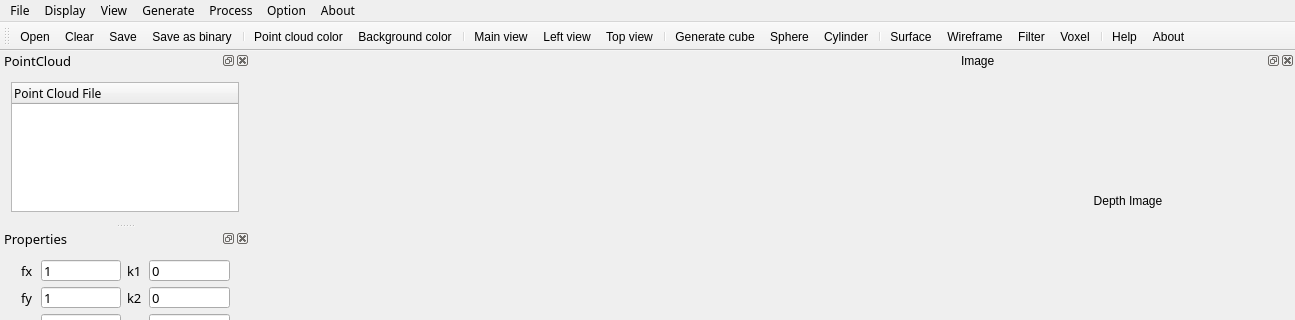
Before: the Qt Designer form PointCloudTools/PointCloudTools.ui in sunhaox/PointCloudTools, drawn with Qt 5; both pictures show x 0 to 1295 and y 0 to 320 of the 1295 by 802 pixel window.
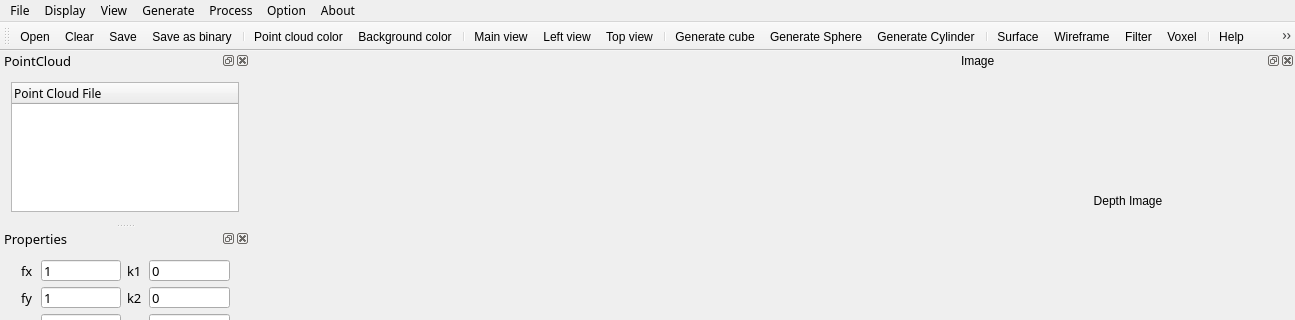
After: the same form once the commit is applied. Icons and pictures are not drawn. Custom widgets are drawn as their Qt base class.

Commit message:
statistical outlier removal filter
新增基于统计距离的滤波方法

Diff of the .ui file:
```diff
--- a/PointCloudTools/PointCloudTools.ui
+++ b/PointCloudTools/PointCloudTools.ui
@@ -1035,7 +1035,10 @@
      <normaloff>:/Resources/images/sphere.png</normaloff>:/Resources/images/sphere.png</iconset>
    </property>
    <property name="text">
-    <string>Sphere</string>
+    <string>Generate Sphere</string>
+   </property>
+   <property name="statusTip">
+    <string>generate a sphere point cloud</string>
    </property>
   </action>
   <action name="cylinderAction">
@@ -1044,7 +1047,10 @@
      <normaloff>:/Resources/images/sylinder.png</normaloff>:/Resources/images/sylinder.png</iconset>
    </property>
    <property name="text">
-    <string>Cylinder</string>
+    <string>Generate Cylinder</string>
+   </property>
+   <property name="statusTip">
+    <string>generate a cylinder point cloud</string>
    </property>
   </action>
   <action name="meshsurfaceAction">
```
Left out of the diff: 21 changed lines with no effect on the pictures. The commit also changes 1 other file.
